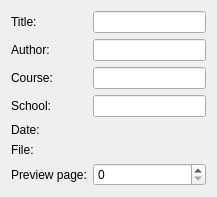
First picture: the form in amt/views/ui/lecturesForm.ui, repository eg0rim/amt, before the edit.
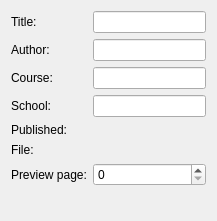
Second picture: the form after the edit. Custom widgets are drawn as their Qt base class.

```diff
--- a/amt/views/ui/lecturesForm.ui
+++ b/amt/views/ui/lecturesForm.ui
@@ -7,7 +7,7 @@
     <x>0</x>
     <y>0</y>
     <width>217</width>
-    <height>188</height>
+    <height>221</height>
    </rect>
   </property>
   <property name="windowTitle">
@@ -57,7 +57,7 @@
    <item row="4" column="0">
     <widget class="QLabel" name="dateLabel">
      <property name="text">
-      <string>Date:</string>
+      <string>Published:</string>
      </property>
     </widget>
    </item>
```
Left out of the diff: 4 changed lines with no effect on the pictures.
